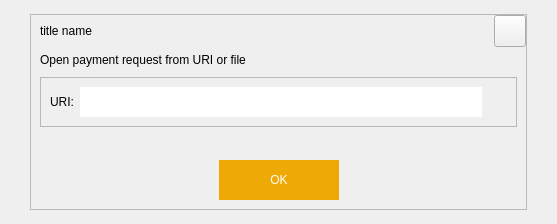
Before: the Qt Designer form src/qt/forms/openuridialog.ui in MassGrid/MassGrid, drawn with Qt 5.
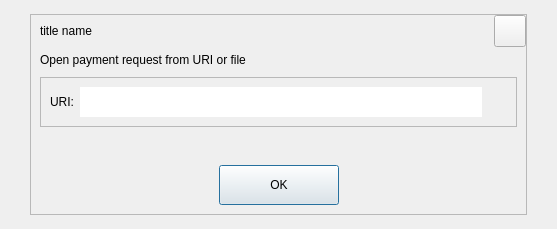
After: the same form once the commit is applied. Icons and pictures are not drawn. Custom widgets are drawn as their Qt base class.

```diff
--- a/src/qt/forms/openuridialog.ui
+++ b/src/qt/forms/openuridialog.ui
@@ -7,7 +7,7 @@
     <x>0</x>
     <y>0</y>
     <width>557</width>
-    <height>224</height>
+    <height>229</height>
    </rect>
   </property>
   <property name="windowTitle">
@@ -250,6 +250,12 @@
              </item>
              <item>
               <widget class="QDialogButtonBox" name="buttonBox">
+               <property name="minimumSize">
+                <size>
+                 <width>0</width>
+                 <height>0</height>
+                </size>
+               </property>
                <property name="maximumSize">
                 <size>
                  <width>120</width>
@@ -257,13 +263,9 @@
                 </size>
                </property>
                <property name="styleSheet">
-                <string notr="true">QPushButton{
-width:120;
+                <string notr="true">width:120;
 height:40;
-background-color: rgb(239, 169, 4);
-color: rgb(255, 255, 255);
-border:hidden;
-}</string>
+</string>
                </property>
                <property name="orientation">
                 <enum>Qt::Horizontal</enum>
```
